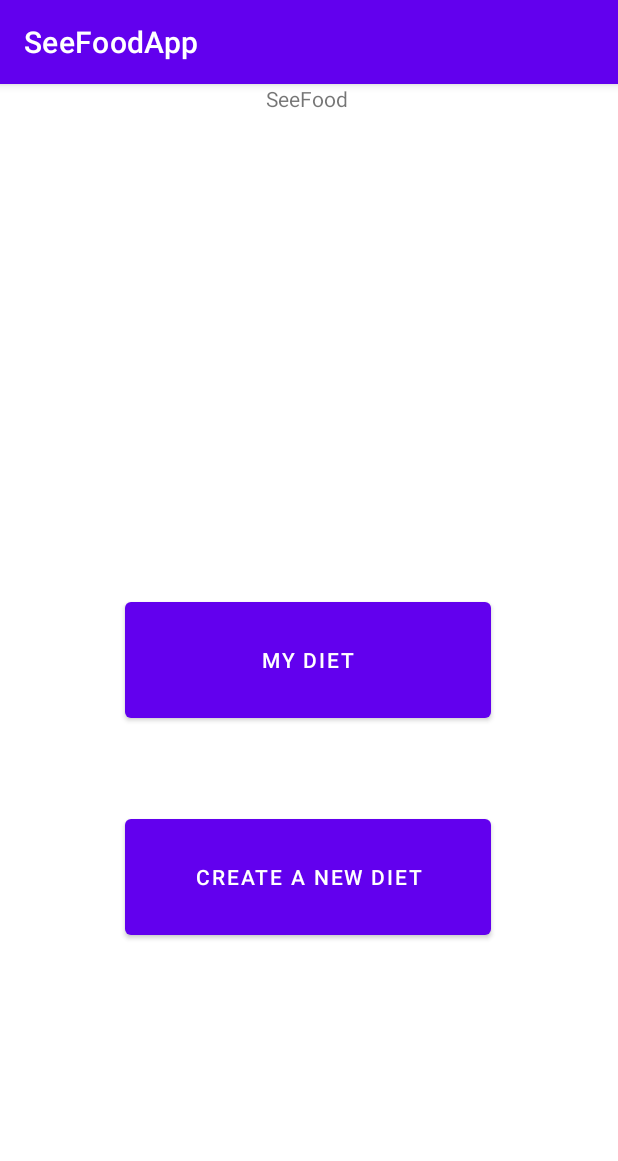
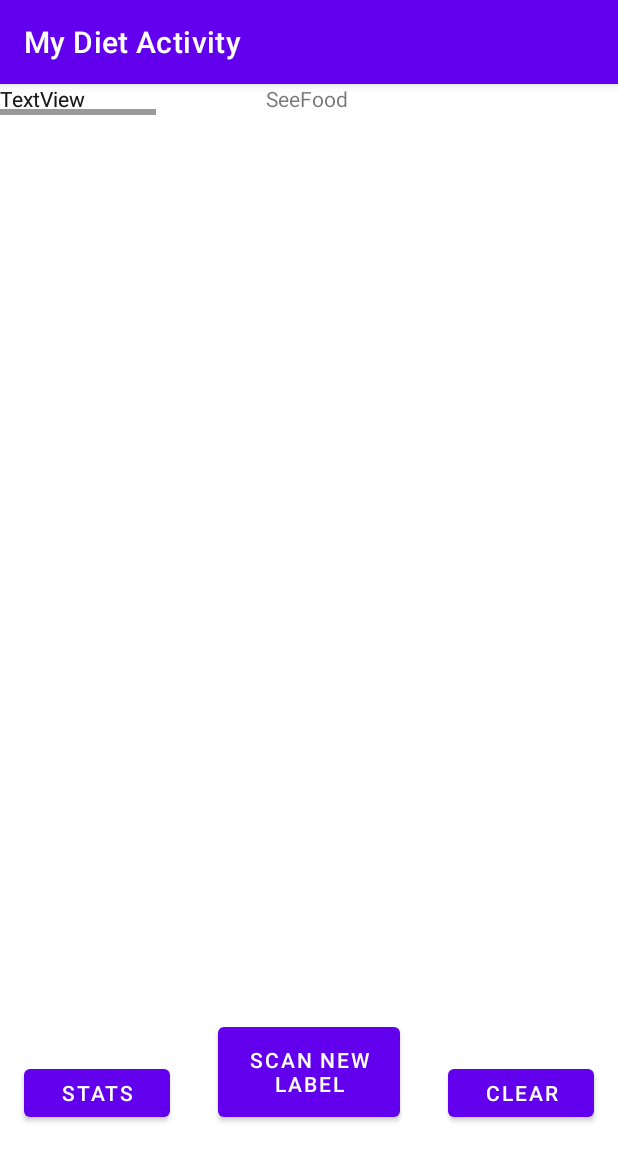
Before and after one commit to agolikov28/SeeFood, an Android app: the screen it shows after launch (MainActivity before the commit, MyDietActivity after it), after a tap on "MY DIET", on a phone screen of 412 x 824 dp. Shown: the top 1161 px of the screen. Run offline under Robolectric (Android 15) with nearby library versions, the phone set to English and light mode, and no system bars.

Commit message:
Buttons and Layouts work now

```diff
--- a/SeeFoodApp/app/src/main/java/com/example/seefoodapp/MyDietActivity.kt
+++ b/SeeFoodApp/app/src/main/java/com/example/seefoodapp/MyDietActivity.kt
@@ -1,11 +1,17 @@
 package com.example.seefoodapp
 
+import android.os.Bundle
 import android.widget.Button
+import androidx.appcompat.app.AppCompatActivity
 
-class MyDietActivity {
+class MyDietActivity : AppCompatActivity() {
 
     private lateinit var scanLabelCamera: Button
     private lateinit var scanLabelImage: Button
     private lateinit var clearDiet: Button
 
+    override fun onCreate(savedInstanceState: Bundle?) {
+        super.onCreate(savedInstanceState)
+        setContentView(R.layout.my_diet_activity)
+    }
 }
--- a/SeeFoodApp/app/src/main/res/layout/activity_main.xml
+++ b/SeeFoodApp/app/src/main/res/layout/activity_main.xml
@@ -35,6 +35,7 @@
         android:layout_height="21dp"
         android:text="SeeFood"
         app:layout_constraintEnd_toEndOf="parent"
+        app:layout_constraintHorizontal_bias="0.498"
         app:layout_constraintStart_toStartOf="parent"
-        tools:layout_editor_absoluteY="92dp" />
+        tools:layout_editor_absoluteY="171dp" />
 </androidx.constraintlayout.widget.ConstraintLayout>
--- /dev/null
+++ b/SeeFoodApp/app/src/main/res/layout/my_diet_activity.xml
@@ -0,0 +1,103 @@
+<?xml version="1.0" encoding="utf-8"?>
+<androidx.constraintlayout.widget.ConstraintLayout xmlns:android="http://schemas.android.com/apk/res/android"
+    xmlns:app="http://schemas.android.com/apk/res-auto"
+    xmlns:tools="http://schemas.android.com/tools"
+    android:layout_width="match_parent"
+    android:layout_height="match_parent"
+    tools:context=".MainActivity">
+
+    <Button
+        android:id="@+id/newLabelBtn"
+        android:layout_width="121dp"
+        android:layout_height="72dp"
+        android:text="Scan New Label"
+        app:layout_constraintBottom_toBottomOf="parent"
+        app:layout_constraintEnd_toEndOf="parent"
+        app:layout_constraintStart_toStartOf="parent"
+        app:layout_constraintTop_toTopOf="parent"
+        app:layout_constraintVertical_bias="0.895" />
+
+    <Button
+        android:id="@+id/clearDietBtn"
+        android:layout_width="97dp"
+        android:layout_height="44dp"
+        android:text="clear"
+        app:layout_constraintBottom_toBottomOf="parent"
+        app:layout_constraintEnd_toEndOf="parent"
+        app:layout_constraintHorizontal_bias="0.949"
+        app:layout_constraintStart_toStartOf="parent"
+        app:layout_constraintTop_toTopOf="parent"
+        app:layout_constraintVertical_bias="0.899" />
+
+    <Button
+        android:id="@+id/statsBtn"
+        android:layout_width="97dp"
+        android:layout_height="44dp"
+        android:text="stats"
+        app:layout_constraintBottom_toBottomOf="parent"
+        app:layout_constraintEnd_toEndOf="parent"
+        app:layout_constraintHorizontal_bias="0.05"
+        app:layout_constraintStart_toStartOf="parent"
+        app:layout_constraintTop_toTopOf="parent"
+        app:layout_constraintVertical_bias="0.899" />
+
+
+    <TextView
+        android:id="@+id/macro1Text"
+        android:layout_width="wrap_content"
+        android:layout_height="wrap_content"
+        android:text="TextView"
+        tools:layout_editor_absoluteX="81dp"
+        tools:layout_editor_absoluteY="285dp" />
+
+    <TextView
+        android:id="@+id/titleText"
+        android:layout_width="58dp"
+        android:layout_height="21dp"
+        android:text="SeeFood"
+        app:layout_constraintEnd_toEndOf="parent"
+        app:layout_constraintHorizontal_bias="0.501"
+        app:layout_constraintStart_toStartOf="parent"
+        tools:layout_editor_absoluteY="165dp" />
+
+    <ProgressBar
+        android:id="@+id/macro1Bar"
+        style="?android:attr/progressBarStyleHorizontal"
+        android:layout_width="104dp"
+        android:layout_height="37dp"
+        tools:layout_editor_absoluteX="194dp"
+        tools:layout_editor_absoluteY="281dp" />
+
+    <ProgressBar
+        android:id="@+id/macro3Bar"
+        style="?android:attr/progressBarStyleHorizontal"
+        android:layout_width="104dp"
+        android:layout_height="37dp"
+        tools:layout_editor_absoluteX="194dp"
+        tools:layout_editor_absoluteY="379dp" />
+
+    <ProgressBar
+        android:id="@+id/macro2Bar"
+        style="?android:attr/progressBarStyleHorizontal"
+        android:layout_width="104dp"
+        android:layout_height="37dp"
+        tools:layout_editor_absoluteX="194dp"
+        tools:layout_editor_absoluteY="330dp" />
+
+    <TextView
+        android:id="@+id/macro3Text"
+        android:layout_width="wrap_content"
+        android:layout_height="wrap_content"
+        android:text="TextView"
+        tools:layout_editor_absoluteX="81dp"
+        tools:layout_editor_absoluteY="388dp" />
+
+    <TextView
+        android:id="@+id/macro2Text"
+        android:layout_width="wrap_content"
+        android:layout_height="wrap_content"
+        android:text="TextView"
+        tools:layout_editor_absoluteX="81dp"
+        tools:layout_editor_absoluteY="339dp" />
+
+</androidx.constraintlayout.widget.ConstraintLayout>
```
Also changed, not shown: SeeFoodApp/app/src/main/AndroidManifest.xml (+9 -0 lines), SeeFoodApp/app/src/main/java/com/example/seefoodapp/NewDietActivity.kt (+8 -1 lines), SeeFoodApp/app/src/main/res/layout/new_diet_activity.xml (added, +35 -0 lines).
